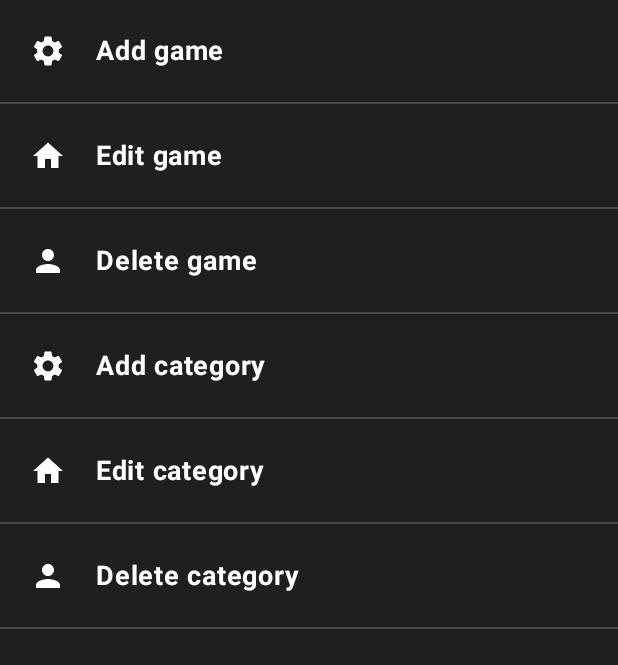
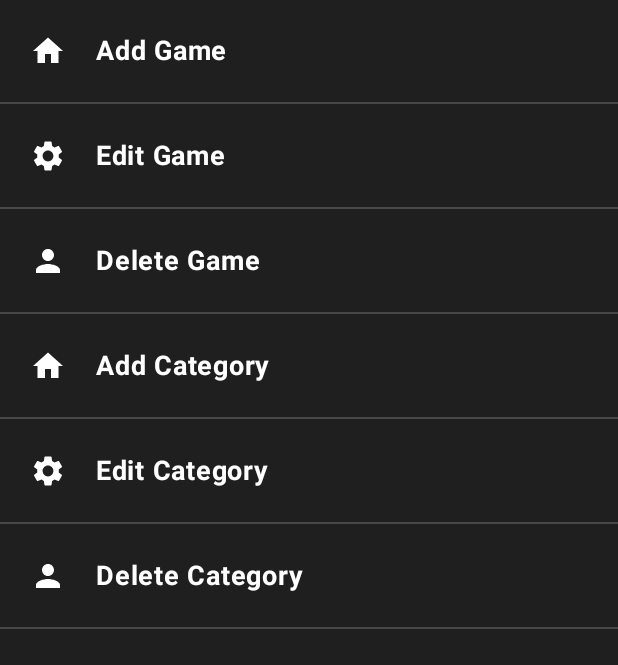
Before and after one commit to VladDev-git/Game-Store-App, an Android app built with Jetpack Compose: the AdminPanelScreenObject screen opened through its navigation route, on a phone screen of 412 x 824 dp. Shown: the top 665 px of the screen. Run offline under Robolectric (Android 15) with nearby library versions, the phone set to English and light mode, and no system bars; our stand-ins replace Dagger/Hilt's generated code, Firebase (no records; nobody signed in at launch, a user with empty details on screens opened directly), accompanist.

Commit message:
Admin panel menu navigation

```diff
--- a/app/src/main/java/com/example/bookstoreapp/ui_components/admin/admin_panel_screen/AdminPanelMenuItem.kt
+++ b/app/src/main/java/com/example/bookstoreapp/ui_components/admin/admin_panel_screen/AdminPanelMenuItem.kt
@@ -20,17 +20,18 @@ import androidx.compose.ui.text.font.FontWeight
 import androidx.compose.ui.unit.dp
 import androidx.compose.ui.unit.sp
 import com.example.bookstoreapp.ui.theme.LightGrey
+import com.example.bookstoreapp.ui_components.admin.admin_panel_screen.data.MenuItem
 
 @Composable
 fun AdminPanelMenuItem(
-    item: Pair<String, String>,
-    onItemClick: () -> Unit
+    item: MenuItem,
+    onItemClick: (MenuItem) -> Unit
 ) {
     Column(modifier = Modifier
         .fillMaxWidth()
         .height(70.dp)
         .clickable {
-            onItemClick()
+            onItemClick(item)
         },
     ) {
         Spacer(modifier = Modifier.height(10.dp))
@@ -41,12 +42,12 @@ fun AdminPanelMenuItem(
             verticalAlignment = Alignment.CenterVertically,
         ) {
             Image(
-                painter = painterResource(id = item.second.toInt()),
+                painter = painterResource(id = item.icon),
                 contentDescription = "icon",
                 modifier = Modifier.padding(start = 20.dp)
             )
             Text(
-                text = item.first,
+                text = item.title,
                 color = Color.White,
                 fontSize = 18.sp,
                 fontWeight = FontWeight.Bold,
--- a/app/src/main/java/com/example/bookstoreapp/ui_components/admin/admin_panel_screen/AdminPanelScreen.kt
+++ b/app/src/main/java/com/example/bookstoreapp/ui_components/admin/admin_panel_screen/AdminPanelScreen.kt
@@ -22,9 +22,9 @@ import androidx.compose.ui.graphics.Color
 import androidx.compose.ui.text.font.FontWeight
 import androidx.compose.ui.unit.dp
 import androidx.compose.ui.unit.sp
-import com.example.bookstoreapp.R
 import com.example.bookstoreapp.ui.theme.DarkBlue
 import com.example.bookstoreapp.ui.theme.DarkGrey
+import com.example.bookstoreapp.ui_components.admin.admin_panel_screen.data.MenuItem
 import com.example.bookstoreapp.ui_components.main_screen.DrawerBody
 import com.example.bookstoreapp.ui_components.main_screen.DrawerHeader
 import com.example.bookstoreapp.ui_components.main_screen.bottom_menu.BottomMenu
@@ -33,17 +33,17 @@ import kotlinx.coroutines.launch
 @SuppressLint("UnusedMaterial3ScaffoldPaddingParameter")
 @Composable
 fun AdminPanelScreen(
-    onAddGameScreen: () -> Unit
+    onMenuItemClick: (MenuItem) -> Unit
 ) {
     val drawerState = rememberDrawerState(DrawerValue.Closed)
     val coroutineScope = rememberCoroutineScope()
     val menuItemsList = listOf(
-        "Add game" to R.drawable.ic_settings.toString(),
-        "Edit game" to R.drawable.ic_home.toString(),
-        "Delete game" to R.drawable.ic_profil.toString(),
-        "Add category" to R.drawable.ic_settings.toString(),
-        "Edit category" to R.drawable.ic_home.toString(),
-        "Delete category" to R.drawable.ic_profil.toString(),
+        MenuItem.AddGame,
+        MenuItem.EditGame,
+        MenuItem.DeleteGame,
+        MenuItem.AddCategory,
+        MenuItem.EditCategory,
+        MenuItem.DeleteCategory
     )
 
     ModalNavigationDrawer(
@@ -56,7 +56,6 @@ fun AdminPanelScreen(
                     coroutineScope.launch {
                         drawerState.close()
                     }
-                    onAddGameScreen()
                 }
             }
         }
@@ -83,7 +82,7 @@ fun AdminPanelScreen(
                     ) {
                         items(menuItemsList) { item ->
                             AdminPanelMenuItem(item) {
-
+                                onMenuItemClick(item)
                             }
                         }
                         item {
--- /dev/null
+++ b/app/src/main/java/com/example/bookstoreapp/ui_components/admin/admin_panel_screen/data/MenuItemObjects.kt
@@ -0,0 +1,12 @@
+package com.example.bookstoreapp.ui_components.admin.admin_panel_screen.data
+
+import com.example.bookstoreapp.R
+
+sealed class MenuItem(val icon: Int, val title: String) {
+    data object AddGame : MenuItem(icon = R.drawable.ic_home, title = "Add Game")
+    data object EditGame : MenuItem(icon = R.drawable.ic_settings, title = "Edit Game")
+    data object DeleteGame : MenuItem(icon = R.drawable.ic_profil, title = "Delete Game")
+    data object AddCategory : MenuItem(icon = R.drawable.ic_home, title = "Add Category")
+    data object EditCategory : MenuItem(icon = R.drawable.ic_settings, title = "Edit Category")
+    data object DeleteCategory : MenuItem(icon = R.drawable.ic_profil, title = "Delete Category")
+}
--- /dev/null
+++ b/app/src/main/java/com/example/bookstoreapp/ui_components/main_screen/MainScreenViewModel.kt
@@ -0,0 +1,4 @@
+package com.example.bookstoreapp.ui_components.main_screen
+
+class MainScreenViewModel {
+}
```
Also changed, not shown: app/src/main/java/com/example/bookstoreapp/MainActivity.kt (+10 -2 lines).
